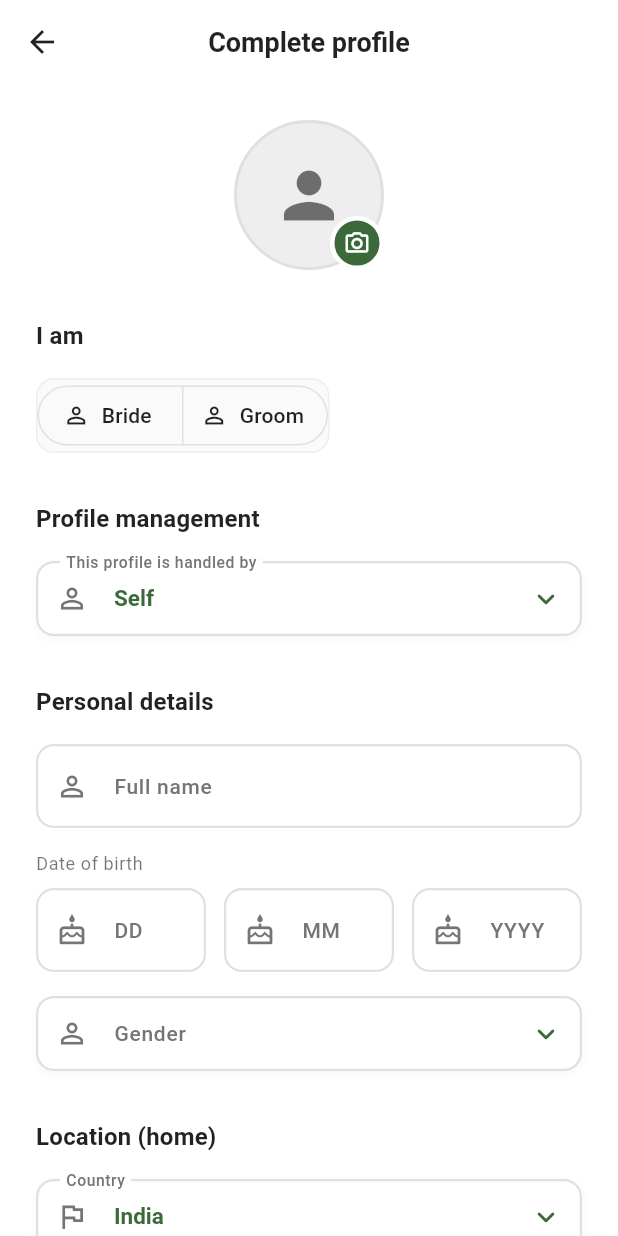
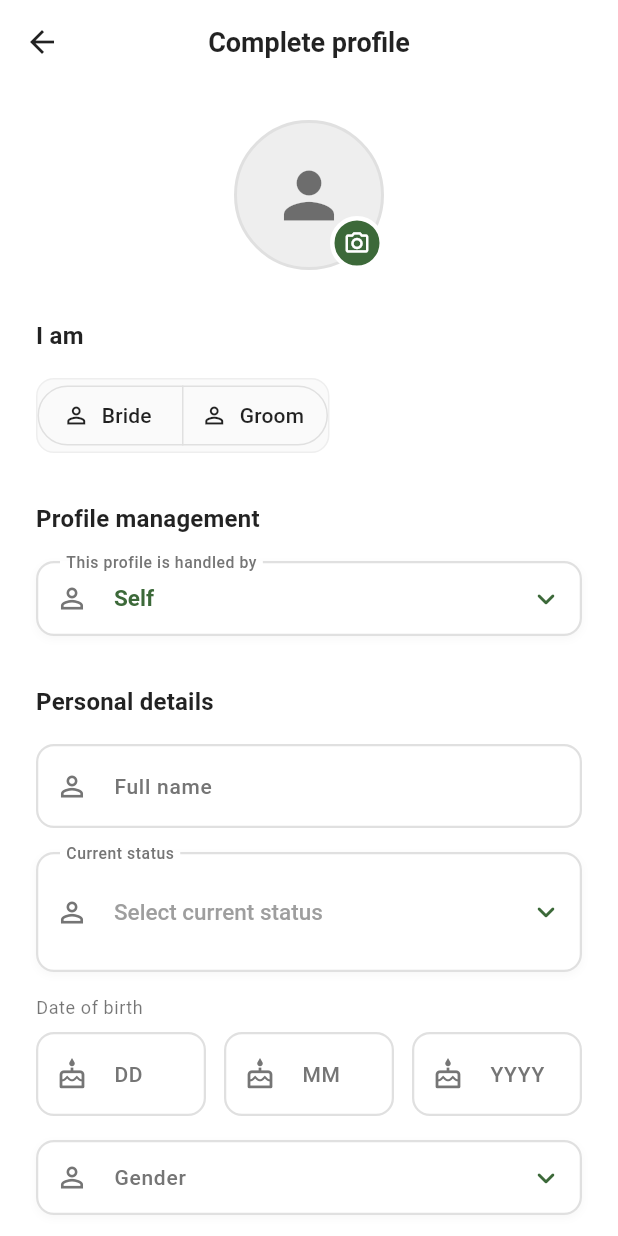
Before and after one commit to kxaviera/silah_app, a Flutter app: the CompleteProfileScreen screen opened by its route, on a phone screen of 412 x 824 dp. Run offline on Flutter 3.47's test engine with Material 3 defaults, Android fonts, the phone set to English and light mode, and no system bars; our stand-ins replace dio, firebase_core, firebase_messaging, flutter_local_notifications, google_sign_in, image_picker and 2 more; accounts and stored records are empty; network calls fail.

Commit message:
Remove full name from signup, add current status and physical status fields, update brothers/sisters dropdowns to show numbers

```diff
--- a/lib/core/app_data.dart
+++ b/lib/core/app_data.dart
@@ -108,11 +108,33 @@ class AppData {
     'More than 5',
   ];
 
-  // Marital status options
-  static const List<String> maritalStatus = [
-    'Married',
-    'Unmarried',
-    'Both',
+  // Marital status options (for siblings - number of married)
+  static const List<String> siblingMarriedCounts = [
+    '0',
+    '1',
+    '2',
+    '3',
+    '4',
+    '5',
+    'More than 5',
+  ];
+
+  // Current status options (for user)
+  static const List<String> currentStatus = [
+    'Single',
+    '2nd Marriage',
+    'Widow',
+    'Widower',
+    'Divorced',
+  ];
+
+  // Physical status options
+  static const List<String> physicalStatus = [
+    'Healthy',
+    'Fit',
+    'Slim',
+    'Handicap',
+    'Other',
   ];
 
   static const List<String> indianStates = [
--- a/lib/core/auth_api.dart
+++ b/lib/core/auth_api.dart
@@ -6,9 +6,9 @@ class AuthApi {
 
   /// Register new user (basic info only - rest in complete profile)
   Future<Map<String, dynamic>> register({
-    required String fullName,
     required String email,
     required String password,
+    String? fullName, // Optional - will be set in complete profile
     String? role, // Optional - will be set in complete profile
     String? mobile,
   }) async {
@@ -18,9 +18,9 @@ class AuthApi {
       print('📤 Registering user: $email');
 
       final response = await _dio.post('/auth/register', data: {
-        'fullName': fullName,
         'email': email,
         'password': password,
+        if (fullName != null) 'fullName': fullName, // Only send if provided
         if (role != null) 'role': role, // Only send if provided
         if (mobile != null) 'mobile': mobile,
       });
--- a/lib/ui/screens/complete_profile_screen.dart
+++ b/lib/ui/screens/complete_profile_screen.dart
@@ -50,8 +50,9 @@ class _CompleteProfileScreenState extends State<CompleteProfileScreen> {
   String? _sistersMaritalStatus;
 
   // Dropdown values
-  String? _selectedRole; // 'bride' or 'groom' - moved from signup
+  String? _selectedRole; // 'bride' or 'groom' - moved from signup (REQUIRED)
   String? _selectedGender;
+  String? _selectedCurrentStatus; // Single, 2nd Marriage, Widow, Widower, Divorced
   String? _selectedCountry;
   String? _selectedLivingCountry;
   String? _selectedState;
@@ -59,6 +60,7 @@ class _CompleteProfileScreenState extends State<CompleteProfileScreen> {
   String? _selectedReligion;
   String? _selectedCaste;
   String? _selectedComplexion;
+  String? _selectedPhysicalStatus; // Healthy, Fit, Slim, Handicap, Other
   String? _selectedEducation;
   String? _selectedProfession;
   String? _profileHandledBy; // 'self', 'father', 'mother', 'brother', 'sister'
@@ -363,6 +365,22 @@ class _CompleteProfileScreenState extends State<CompleteProfileScreen> {
                 },
               ),
               const SizedBox(height: 16),
+              _buildDropdown<String>(
+                label: 'Current status',
+                icon: Icons.person_outline,
+                value: _selectedCurrentStatus,
+                items: AppData.currentStatus,
+                displayText: (value) => value,
+                hint: 'Select current status',
+                onChanged: (value) => setState(() => _selectedCurrentStatus = value),
+                validator: (value) {
+                  if (value == null || value.isEmpty) {
+                    return 'Please select your current status';
+                  }
+                  return null;
+                },
+              ),
+              const SizedBox(height: 16),
               Text(
                 'Date of birth',
                 style: theme.textTheme.bodySmall?.copyWith(
@@ -566,6 +584,16 @@ class _CompleteProfileScreenState extends State<CompleteProfileScreen> {
                 hint: 'Select complexion',
                 onChanged: (value) => setState(() => _selectedComplexion = value),
               ),
+              const SizedBox(height: 16),
+              _buildDropdown<String>(
+                label: 'Physical status',
+                icon: Icons.accessibility_outlined,
+                value: _selectedPhysicalStatus,
+                items: AppData.physicalStatus,
+                displayText: (value) => value,
+                hint: 'Select physical status',
+                onChanged: (value) => setState(() => _selectedPhysicalStatus = value),
+              ),
               const SizedBox(height: 32),
               _buildSectionTitle('Education & profession'),
               const SizedBox(height: 16),
@@ -665,19 +693,19 @@ class _CompleteProfileScreenState extends State<CompleteProfileScreen> {
                       value: _brothersCount,
                       items: AppData.siblingCounts,
                       displayText: (value) => value,
-                      hint: 'Select count',
+                      hint: '0',
                       onChanged: (value) => setState(() => _brothersCount = value),
                     ),
                   ),
                   const SizedBox(width: 16),
                   Expanded(
                     child: _buildDropdown<String>(
-                      label: 'Brothers status (optional)',
+                      label: 'Brothers married (optional)',
                       icon: Icons.family_restroom_outlined,
                       value: _brothersMaritalStatus,
-                      items: AppData.maritalStatus,
+                      items: AppData.siblingMarriedCounts,
                       displayText: (value) => value,
-                      hint: 'Select status',
+                      hint: '0',
                       onChanged: (value) => setState(() => _brothersMaritalStatus = value),
                     ),
                   ),
@@ -693,19 +721,19 @@ class _CompleteProfileScreenState extends State<CompleteProfileScreen> {
                       value: _sistersCount,
                       items: AppData.siblingCounts,
                       displayText: (value) => value,
-                      hint: 'Select count',
+                      hint: '0',
                       onChanged: (value) => setState(() => _sistersCount = value),
                     ),
                   ),
                   const SizedBox(width: 16),
                   Expanded(
                     child: _buildDropdown<String>(
-                      label: 'Sisters status (optional)',
+                      label: 'Sisters married (optional)',
                       icon: Icons.family_restroom_outlined,
                       value: _sistersMaritalStatus,
-                      items: AppData.maritalStatus,
+                      items: AppData.siblingMarriedCounts,
                       displayText: (value) => value,
-                      hint: 'Select status',
+                      hint: '0',
                       onChanged: (value) => setState(() => _sistersMaritalStatus = value),
                     ),
                   ),
@@ -762,7 +790,7 @@ class _CompleteProfileScreenState extends State<CompleteProfileScreen> {
               SizedBox(
                 width: double.infinity,
                 child: ElevatedButton(
-                  onPressed: _isLoading ? null : () => _handleSaveAndContinue(role),
+                  onPressed: _isLoading ? null : () => _handleSaveAndContinue(),
                   style: ElevatedButton.styleFrom(
                     padding: const EdgeInsets.symmetric(vertical: 16),
                     shape: RoundedRectangleBorder(
@@ -961,7 +989,7 @@ class _CompleteProfileScreenState extends State<CompleteProfileScreen> {
     }
   }
 
-  Future<void> _handleSaveAndContinue(String role) async {
+  Future<void> _handleSaveAndContinue() async {
     // Clear previous error
     setState(() {
       _errorMessage = null;
@@ -1049,14 +1077,17 @@ class _CompleteProfileScreenState extends State<CompleteProfileScreen> {
 
       // Prepare profile data
       final profileData = {
+        'role': _selectedRole, // Role selected in complete profile (REQUIRED)
         'name': _nameController.text.trim(),
         'dateOfBirth': dateOfBirth.toIso8601String(),
         'gender': _selectedGender,
+        'currentStatus': _selectedCurrentStatus,
         'profileHandledBy': _profileHandledBy ?? 'self',
         'height': _heightController.text.trim().isNotEmpty
             ? int.tryParse(_heightController.text.trim())
             : null,
         'complexion': _selectedComplexion,
+        'physicalStatus': _selectedPhysicalStatus,
         'country': _selectedCountry,
         'livingCountry': _selectedLivingCountry,
         'state': _selectedState,
@@ -1078,9 +1109,9 @@ class _CompleteProfileScreenState extends State<CompleteProfileScreen> {
         'motherName': _motherNameController.text.trim().isNotEmpty ? _motherNameController.text.trim() : null,
         'motherOccupation': _motherOccupation,
         'brothersCount': _brothersCount,
-        'brothersMaritalStatus': _brothersMaritalStatus,
+        'brothersMaritalStatus': _brothersMaritalStatus, // Now stores number of married brothers
         'sistersCount': _sistersCount,
-        'sistersMaritalStatus': _sistersMaritalStatus,
+        'sistersMaritalStatus': _sistersMaritalStatus, // Now stores number of married sisters
         if (_profilePhotoUrl != null) 'profilePhoto': _profilePhotoUrl,
       };
 
```
Also changed, not shown: lib/ui/screens/signup_screen.dart (+2 -41 lines), 3 other files.
